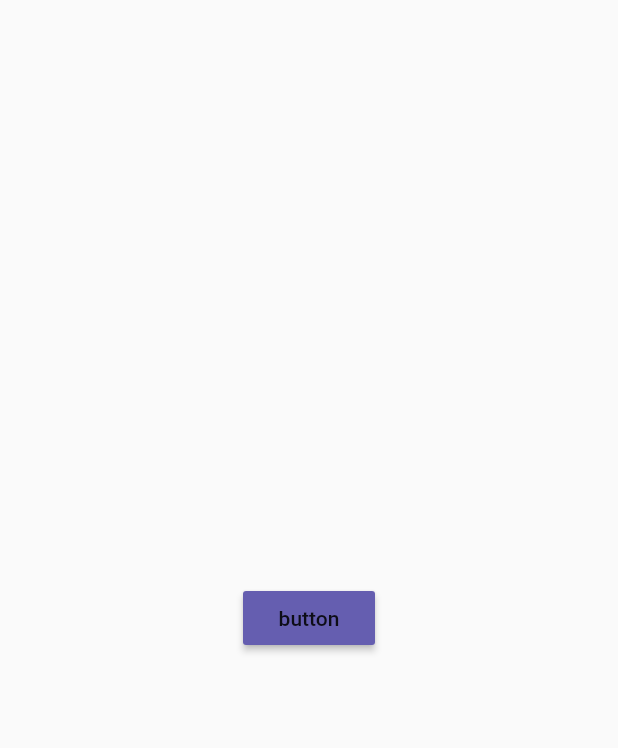
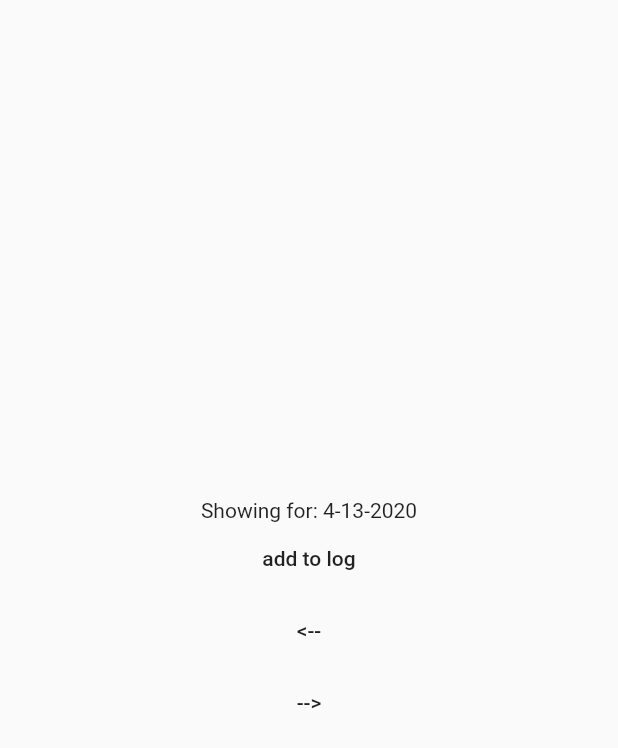
Before and after one commit to elvenstudios/Colorie-2.0, a Flutter app: the screen it shows after launch, on a phone screen of 412 x 824 dp. Shown: the top 748 px of the screen. Run offline on Flutter 3.47's test engine with Material 2 defaults, Android fonts, the phone set to English and light mode, and no system bars; our stand-ins replace hive, hive_flutter; accounts and stored records are empty; generated files the repository leaves out were written again.

Commit message:
minor changes and such.

```diff
--- a/lib/main.dart
+++ b/lib/main.dart
@@ -1,16 +1,45 @@
+import 'package:colorie/models/log.dart';
+import 'package:colorie/models/log_entry.dart';
+import 'package:colorie/providers/log_provider.dart';
 import 'package:colorie/screens/home_screen.dart';
 import 'package:colorie/theme/app_theme.dart';
 import 'package:flutter/material.dart';
+import 'package:hive/hive.dart';
+import 'package:hive_flutter/hive_flutter.dart';
+import 'package:provider/provider.dart';
 
-void main() => runApp(App());
+Future<void> main() async {
+  // set up local storage
+  await Hive.initFlutter();
+  Hive.registerAdapter(LogAdapter());
+  Hive.registerAdapter(LogEntryAdapter());
 
-class App extends StatelessWidget {
+  // generate the log for the given day
+  // so we have something to show when the app builds
+  await LogProvider().generateLogForDay();
+
+  runApp(App());
+}
+
+class App extends StatefulWidget {
+  @override
+  _AppState createState() => _AppState();
+}
+
+class _AppState extends State<App> {
   @override
   Widget build(BuildContext context) {
-    return MaterialApp(
-      title: 'Colorie',
-      theme: theme,
-      home: HomeScreen(),
+    return MultiProvider(
+      providers: <ChangeNotifierProvider<ChangeNotifier>>[
+        ChangeNotifierProvider<LogProvider>(
+          create: (_) => LogProvider(),
+        )
+      ],
+      child: MaterialApp(
+        title: 'Colorie',
+        theme: theme,
+        home: HomeScreen(),
+      ),
     );
   }
 }
--- a/lib/models/log.dart
+++ b/lib/models/log.dart
@@ -1,8 +1,18 @@
 import 'package:colorie/models/log_entry.dart';
+import 'package:flutter/widgets.dart';
+import 'package:hive/hive.dart';
 
 ///
 /// Used to represent the data for a log, and its given list of [LogEntry] items.
 ///
+///
+
+part 'log.g.dart';
+
+@HiveType(typeId: 0)
 class Log {
+  Log({@required this.entries});
 
+  @HiveField(0)
+  List<LogEntry> entries;
 }
--- a/lib/models/log_entry.dart
+++ b/lib/models/log_entry.dart
@@ -1,10 +1,18 @@
-
 import 'package:colorie/models/log.dart';
+import 'package:flutter/widgets.dart';
+import 'package:hive/hive.dart';
 
 ///
 /// Used to display data about a given food entry.
 /// Generally used in the [Log], as a list.
 ///
+
+part 'log_entry.g.dart';
+
+@HiveType(typeId: 1)
 class LogEntry {
+  LogEntry({@required this.name});
 
+  @HiveField(0)
+  String name;
 }
--- a/lib/providers/log_provider.dart
+++ b/lib/providers/log_provider.dart
@@ -0,0 +1,88 @@
+import 'package:colorie/models/log.dart';
+import 'package:colorie/models/log_entry.dart';
+import 'package:flutter/widgets.dart';
+import 'package:hive/hive.dart';
+
+///
+/// Log Provider.
+/// Used for interacting with the [Log]
+///
+class LogProvider with ChangeNotifier {
+  // create a singleton of the provider
+  factory LogProvider() {
+    return _singleton;
+  }
+  // constructor for singleton
+  LogProvider._();
+  static final LogProvider _singleton = LogProvider._();
+
+  // name of hive box
+  final String hiveBox = 'logs';
+
+  // used to go forward and backwards in the log view
+  int _dayOffset = 0;
+
+  // set the new offset, notify listeners
+  set dayOffset(int value) {
+    _dayOffset = value;
+    generateLogForDay();
+    notifyListeners();
+  }
+
+  // get the day offset
+  int get dayOffset => _dayOffset;
+
+  // creates a log and stores it into Hive
+  Future<void> _createLog(String key, Log value) async {
+    final Box<Log> box = await Hive.openBox(hiveBox);
+    box.put(key, value);
+  }
+
+  // the currently selected log
+  Log _selectedLog;
+
+  // sets the selected log
+  set selectedLog(Log value) {
+    _selectedLog = value;
+    notifyListeners();
+  }
+
+  // returns the selected log,
+  Log get selectedLog {
+    return _selectedLog;
+  }
+
+  // attempts to find a log for the current selected date
+  // if it fails, it generates one
+  Future<void> generateLogForDay() async {
+    final Box<Log> box = await Hive.openBox(hiveBox);
+    Log log = box.get(dateTimeString());
+    // if a log exists, return it
+    if (log != null) {
+      selectedLog = log;
+    } else {
+      // if no log, create one and return it
+      await _createLog(dateTimeString(), Log(entries: <LogEntry>[]));
+      log = box.get(dateTimeString());
+      selectedLog = log;
+    }
+  }
+
+  // update the log saved in storage
+  Future<void> updateLog() async {
+    final Box<Log> box = await Hive.openBox(hiveBox);
+
+    await box.put(dateTimeString(), selectedLog);
+    notifyListeners();
+  }
+
+  // get a string version of the current day, formatted in a way
+  // that Hive (local storage) can use as a key.
+  String dateTimeString() {
+    // multiply by -1 to avoid confusion when "subtracting" a day.
+    final DateTime date = DateTime.now().subtract(Duration(days: dayOffset * -1));
+    final String dateString = '${date.month}-${date.day}-${date.year}';
+
+    return dateString;
+  }
+}
--- a/lib/screens/home_screen.dart
+++ b/lib/screens/home_screen.dart
@@ -1,21 +1,52 @@
 import 'package:colorie/models/log.dart';
+import 'package:colorie/models/log_entry.dart';
+import 'package:colorie/providers/log_provider.dart';
 import 'package:flutter/material.dart';
 import 'package:flutter/widgets.dart';
+import 'package:provider/provider.dart';
 
 ///
 /// The HomeScreen of our application.
 /// Used to display the [Log]
 ///
-class HomeScreen extends StatelessWidget {
+class HomeScreen extends StatefulWidget {
+  @override
+  _HomeScreenState createState() => _HomeScreenState();
+}
+
+class _HomeScreenState extends State<HomeScreen> {
   @override
   Widget build(BuildContext context) {
     return Scaffold(
-      body: Center(
-        child: MaterialButton(
-          onPressed: () => print('hi'),
-          child: const Text('button'),
-          color: Theme.of(context).primaryColor,
-        ),
+      body: Consumer<LogProvider>(
+        builder: (BuildContext context, LogProvider logProvider, _) {
+          return Center(
+            child: Column(
+              mainAxisAlignment: MainAxisAlignment.center,
+              children: <Widget>[
+                Text('Showing for: ${logProvider.dateTimeString()}'),
+                FlatButton(
+                  onPressed: () async {
+                    // this is an example, adding an entry to the log, then updating the stored log.
+                    logProvider.selectedLog.entries.add(LogEntry(name: 'test 2'));
+                    // must call updateLog to see the updates on the UI.
+                    logProvider.updateLog();
+                  },
+                  child: const Text('add to log'),
+                ),
+                FlatButton(
+                  onPressed: () => logProvider.dayOffset--,
+                  child: const Text('<--'),
+                ),
+                FlatButton(
+                  onPressed: () => logProvider.dayOffset++,
+                  child: const Text('-->'),
+                ),
+                ...logProvider.selectedLog.entries.map((LogEntry entry) => Text(entry.name)).toList(),
+              ],
+            ),
+          );
+        },
       ),
     );
   }
--- a/lib/theme/app_theme.dart
+++ b/lib/theme/app_theme.dart
@@ -6,6 +6,9 @@ final ThemeData theme = ThemeData(
   primaryColor: purple,
   accentColor: yellow,
   backgroundColor: white,
+  buttonColor: yellow,
+  dividerColor: grey_1,
+  errorColor: red,
 );
 
 // dark theme
```
Also changed, not shown: pubspec.yaml (+7 -1 lines), lib/models/log.g.dart (added), lib/models/log_entry.g.dart (added), pubspec.lock.
